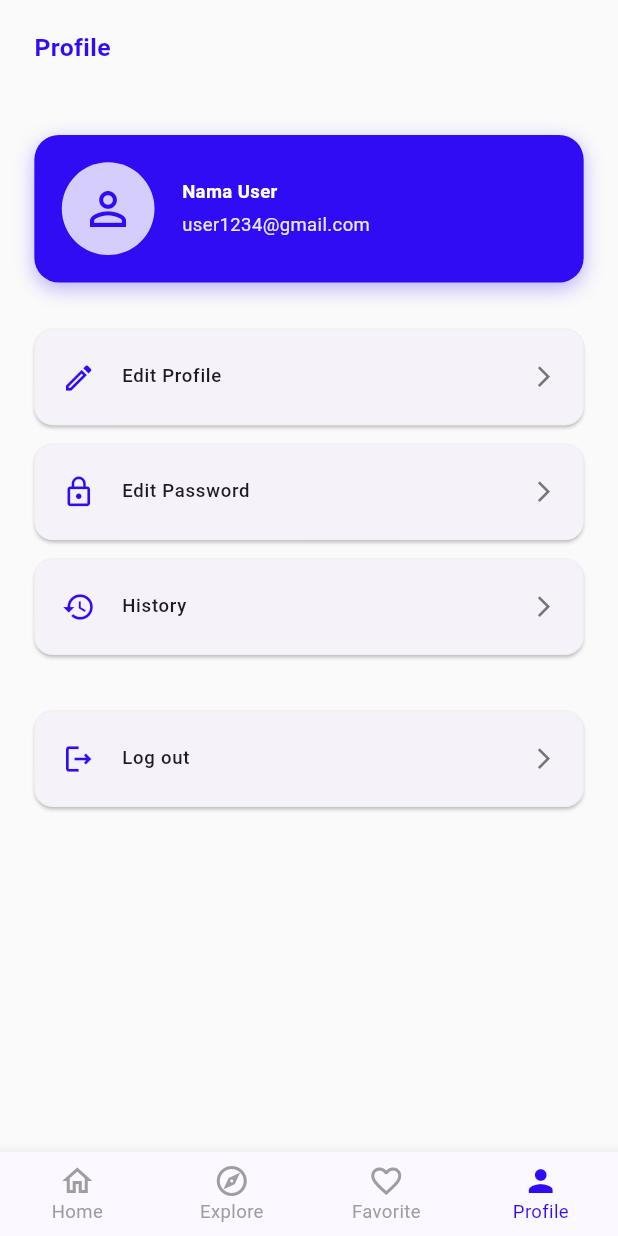
After one commit to AlghifariiNizar/uas_kel7, a Flutter app: the ProfileScreen screen opened by its route, on a phone screen of 412 x 824 dp. The commit adds this screen. Run offline on Flutter 3.47's test engine with Material 3 defaults, Android fonts, the phone set to English and light mode, and no system bars; our stand-ins replace flutter_screenutil, go_router; network calls fail; Roboto replaces fonts that are missing (Poppins); statements that could not run were skipped.

Commit message:
tambah halaman profile

```diff
--- a/lib/routes/app_route.dart
+++ b/lib/routes/app_route.dart
@@ -4,6 +4,7 @@ import 'package:uas_kel7/views/explore_screen.dart';
 import 'package:uas_kel7/views/favorite_screen.dart';
 import 'package:uas_kel7/views/intro_screen';
 import 'package:uas_kel7/views/login_screen.dart';
+import 'package:uas_kel7/views/profile_screen.dart';
 import 'package:uas_kel7/views/register_screen.dart';
 import 'package:uas_kel7/views/splash_screen.dart';
 import 'package:uas_kel7/views/home_screen.dart';
@@ -78,12 +79,12 @@ class AppRoute {
           pageBuilder:
               (context, state) => MaterialPage(child: FavoritesScreen()),
         ),
-        // GoRoute(
-        //   path: '/profile',
-        // name: RouteNames.profile, Jika akan digunakan tambahkan di route_names.dart
-        // // Sementara
-        //   pageBuilder: (context, state) => _dummyPage(context, state, 'Profile Screen'),
-        // ),
+        GoRoute(
+          path: '/profile',
+          name: RouteNames.profile,
+          pageBuilder:
+              (context, state) => MaterialPage(child: ProfileScreen()),
+        ),
       ],
     );
   }
--- a/lib/views/explore_screen.dart
+++ b/lib/views/explore_screen.dart
@@ -104,14 +104,7 @@ class _ExploreScreenState extends State<ExploreScreen> {
         context.goNamed(RouteNames.favorites);
         break;
       case 3:
-        // untuk RouteNames.profile
-        // context.goNamed(RouteNames.profile);
-        ScaffoldMessenger.of(context).showSnackBar(
-          const SnackBar(
-            content: Text('Halaman Profil belum diimplementasikan'),
-            duration: Duration(seconds: 1),
-          ),
-        );
+        context.goNamed(RouteNames.profile);
         break;
     }
   }
--- a/lib/views/favorite_screen.dart
+++ b/lib/views/favorite_screen.dart
@@ -51,9 +51,7 @@ class _FavoritesScreenState extends State<FavoritesScreen> {
         // Sudah di Favorites
         break;
       case 3:
-        ScaffoldMessenger.of(context).showSnackBar(
-         const SnackBar(content: Text('Halaman Profil belum diimplementasikan'), duration: Duration(seconds: 1)),
-        );
+        context.goNamed(RouteNames.profile);
         break;
     }
   }
--- a/lib/views/home_screen.dart
+++ b/lib/views/home_screen.dart
@@ -72,11 +72,7 @@ class _HomeScreenState extends State<HomeScreen> {
         context.goNamed(RouteNames.favorites);
         break;
       case 3:
-        // untuk RouteNames.profile
-        // context.goNamed(RouteNames.profile);
-        ScaffoldMessenger.of(context).showSnackBar(
-         const SnackBar(content: Text('Halaman Profil belum diimplementasikan'), duration: Duration(seconds: 1)),
-        );
+        context.goNamed(RouteNames.profile);
         break;
     }
   }
--- /dev/null
+++ b/lib/views/profile_screen.dart
@@ -0,0 +1,248 @@
+import 'package:flutter/material.dart';
+import 'package:flutter_screenutil/flutter_screenutil.dart';
+import 'package:go_router/go_router.dart';
+import 'package:uas_kel7/routes/route_names.dart';
+
+class ProfileScreen extends StatefulWidget {
+  const ProfileScreen({super.key});
+
+  @override
+  State<ProfileScreen> createState() => _ProfileScreenState();
+}
+
+class _ProfileScreenState extends State<ProfileScreen> {
+  int _currentIndex = 3;
+
+  // Placeholder data pengguna
+  final String userName = "Nama User";
+  final String userEmail = "user1234@gmail.com";
+
+  void _onBottomNavTapped(int index) {
+    if (_currentIndex == index && index == 3) return;
+    if (_currentIndex == index) return;
+
+    setState(() {
+      _currentIndex = index;
+    });
+    switch (index) {
+      case 0:
+        context.goNamed(RouteNames.home);
+        break;
+      case 1:
+        context.goNamed(RouteNames.explore);
+        break;
+      case 2:
+        context.goNamed(RouteNames.favorites);
+        break;
+      case 3:
+        // Sudah di halaman Profile
+        break;
+    }
+  }
+
+  void _handleEditProfile() {
+    print('Edit Profile tapped');
+    ScaffoldMessenger.of(context).showSnackBar(
+      const SnackBar(content: Text('Edit Profile tapped (Placeholder)')),
+    );
+    // Navigasi ke halaman edit profil
+    // context.goNamed(RouteNames.editProfile);
+  }
+
+  void _handleEditPassword() {
+    print('Edit Password tapped');
+    ScaffoldMessenger.of(context).showSnackBar(
+      const SnackBar(content: Text('Edit Password tapped (Placeholder)')),
+    );
+    // Navigasi ke halaman edit password
+    // context.goNamed(RouteNames.editPassword);
+  }
+
+  void _handleHistory() {
+    print('History tapped');
+    ScaffoldMessenger.of(context).showSnackBar(
+      const SnackBar(content: Text('History tapped (Placeholder)')),
+    );
+    // Navigasi ke halaman history
+    // context.goNamed(RouteNames.history);
+  }
+
+  void _handleLogOut() {
+    print('Log out tapped');
+    context.goNamed(RouteNames.login);
+
+    ScaffoldMessenger.of(context).showSnackBar(
+      const SnackBar(content: Text('Logged out successfully!')),
+    );
+  }
+
+  Widget _buildProfileOptionItem({
+    required IconData icon,
+    required String title,
+    required VoidCallback onTap,
+  }) {
+    return Card(
+      elevation: 1,
+      margin: EdgeInsets.symmetric(vertical: 6.h),
+      shape: RoundedRectangleBorder(
+        borderRadius: BorderRadius.circular(12.r),
+        side: BorderSide(color: Colors.grey[200]!, width: 0.5),
+      ),
+      child: ListTile(
+        leading: Icon(icon, color: const Color.fromARGB(255, 47, 12, 243), size: 22.sp),
+        title: Text(
+          title,
+          style: TextStyle(fontSize: 12.sp, fontWeight: FontWeight.w500),
+        ),
+        trailing: Icon(Icons.arrow_forward_ios, size: 16.sp, color: Colors.grey[600]),
+        onTap: onTap,
+        contentPadding: EdgeInsets.symmetric(horizontal: 16.w, vertical: 4.h),
+      ),
+    );
+  }
+
+  @override
+  Widget build(BuildContext context) {
+    return Scaffold(
+      backgroundColor: Colors.grey[50],
+      body: SafeArea(
+        child: Column(
+          crossAxisAlignment: CrossAxisAlignment.start,
+          children: [
+            Padding(
+              padding: EdgeInsets.symmetric(horizontal: 20.w, vertical: 20.h),
+              child: Text(
+                'Profile',
+                style: TextStyle(
+                  fontSize: 16.sp,
+                  fontWeight: FontWeight.bold,
+                  color: const Color.fromARGB(255, 47, 12, 243),
+                ),
+              ),
+            ),
+            SizedBox(height: 24.h),
+            // User Info Card
+            Padding(
+              padding: EdgeInsets.symmetric(horizontal: 20.w),
+              child: Container(
+                padding: EdgeInsets.all(16.w),
+                decoration: BoxDecoration(
+                  color: const Color.fromARGB(255, 47, 12, 243),
+                  borderRadius: BorderRadius.circular(16.r),
+                  boxShadow: [
+                    BoxShadow(
+                      color: const Color.fromARGB(255, 47, 12, 243).withOpacity(0.3),
+                      blurRadius: 10,
+                      offset: const Offset(0, 4),
+                    )
+                  ]
+                ),
+                child: Row(
+                  children: [
+                    CircleAvatar(
+                      radius: 30.r,
+                      backgroundColor: Colors.white.withOpacity(0.8),
+                      child: Icon(Icons.person_outline, size: 35.sp, color: const Color.fromARGB(255, 47, 12, 243)),
+                    ),
+                    SizedBox(width: 16.w),
+                    Expanded(
+                      child: Column(
+                        crossAxisAlignment: CrossAxisAlignment.start,
+                        children: [
+                          Text(
+                            userName,
+                            style: TextStyle(
+                              fontSize: 12.sp,
+                              fontWeight: FontWeight.bold,
+                              color: Colors.white,
+                            ),
+                            overflow: TextOverflow.ellipsis,
+                          ),
+                          SizedBox(height: 4.h),
+                          Text(
+                            userEmail,
+                            style: TextStyle(
+                              fontSize: 12.sp,
+                              color: Colors.white.withOpacity(0.9),
+                            ),
+                            overflow: TextOverflow.ellipsis,
+                          ),
+                        ],
+                      ),
+                    ),
+                  ],
+                ),
+              ),
+            ),
+            SizedBox(height: 24.h),
+
+            Padding(
+              padding: EdgeInsets.symmetric(horizontal: 20.w),
+              child: Column(
+                children: [
+                  _buildProfileOptionItem(
+                    icon: Icons.edit_outlined,
+                    title: 'Edit Profile',
+                    onTap: _handleEditProfile,
+                  ),
+                  _buildProfileOptionItem(
+                    icon: Icons.lock_outline,
+                    title: 'Edit Password',
+                    onTap: _handleEditPassword,
+                  ),
+                  _buildProfileOptionItem(
+                    icon: Icons.history_outlined,
+                    title: 'History',
+                    onTap: _handleHistory,
+                  ),
+                ],
+              ),
+            ),
+            SizedBox(height: 24.h),
+
+            Padding(
+              padding: EdgeInsets.symmetric(horizontal: 20.w),
+              child: _buildProfileOptionItem(
+                icon: Icons.logout_outlined,
+                title: 'Log out',
+                onTap: _handleLogOut,
+              ),
+            ),
+            const Spacer(),
+          ],
+        ),
+      ),
+      bottomNavigationBar: BottomNavigationBar(
+        currentIndex: _currentIndex,
+        onTap: _onBottomNavTapped,
+        type: BottomNavigationBarType.fixed,
+        selectedItemColor: const Color.fromARGB(255, 47, 12, 243),
+        unselectedItemColor: Colors.grey,
+        selectedFontSize: 12.sp,
+        unselectedFontSize: 12.sp,
+        items: const [
+          BottomNavigationBarItem(
+            icon: Icon(Icons.home_outlined),
+            activeIcon: Icon(Icons.home),
+            label: 'Home',
+          ),
+          BottomNavigationBarItem(
+            icon: Icon(Icons.explore_outlined),
+            activeIcon: Icon(Icons.explore),
+            label: 'Explore',
+          ),
+          BottomNavigationBarItem(
+            icon: Icon(Icons.favorite_border),
+            activeIcon: Icon(Icons.favorite),
+            label: 'Favorite',
+          ),
+          BottomNavigationBarItem(
+            icon: Icon(Icons.person_outline),
+            activeIcon: Icon(Icons.person),
+            label: 'Profile',
+          ),
+        ],
+      ),
+    );
+  }
+}
```
